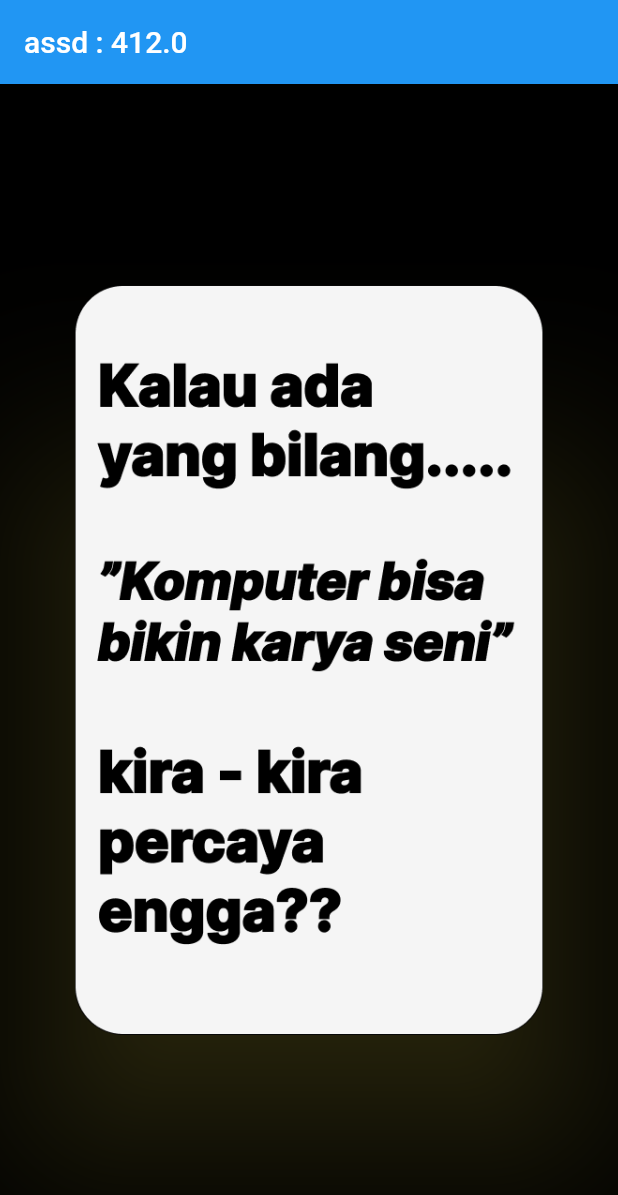
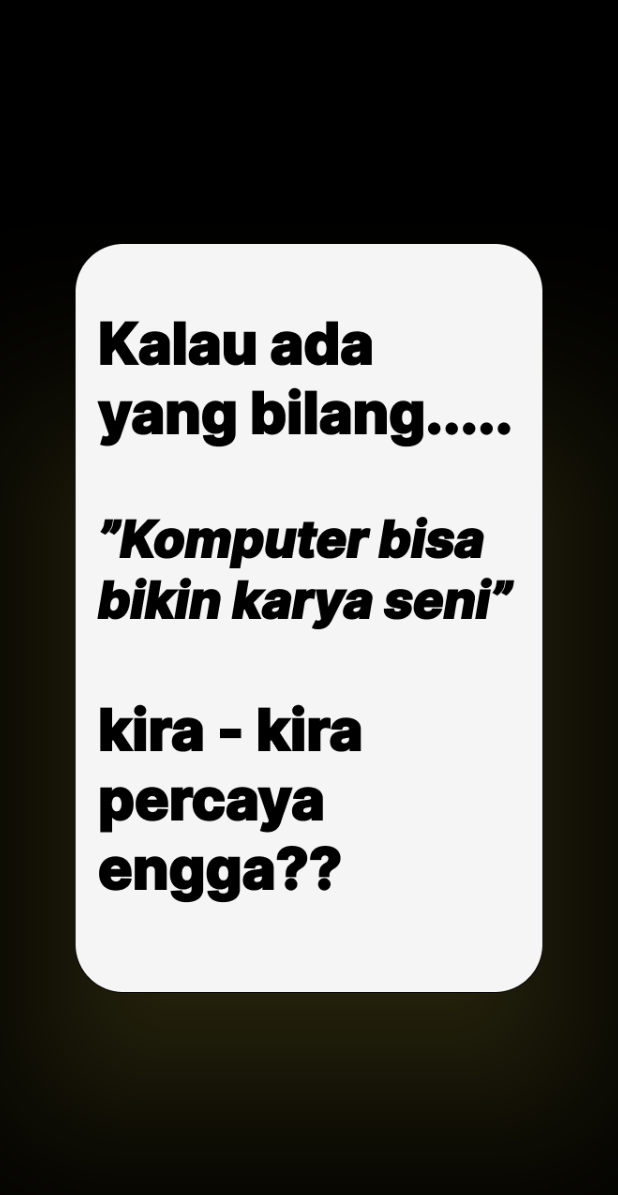
Before and after one commit to Nuur-R/flutter_art_app, a Flutter app: the screen it shows after launch, on a phone screen of 412 x 824 dp. Shown: the top 1195 px of the screen. Run offline on Flutter 3.47's test engine with Material 2 defaults, Android fonts, the phone set to English and light mode, and no system bars; missing offline and left inert: clickable_list_wheel_view.

Commit message:
Website Bug Fix

```diff
--- a/lib/screen/detail/detail-digital-art.dart
+++ b/lib/screen/detail/detail-digital-art.dart
@@ -54,7 +54,6 @@ class _GridDetailState extends State<GridDetail> {
             crossAxisCount: widget.gridCount,
             mainAxisSpacing: 20,
             crossAxisSpacing: 20,
-            // childAspectRatio: 10.5,
             padding: const EdgeInsets.all(8.0),
             children: widget.digitalArt.imagePaths.map((String path) {
               return Image.asset(path);
--- a/lib/screen/detail/detail-hand-art.dart
+++ b/lib/screen/detail/detail-hand-art.dart
@@ -54,7 +54,6 @@ class _GridDetailState extends State<GridDetail> {
             crossAxisCount: widget.gridCount,
             mainAxisSpacing: 20,
             crossAxisSpacing: 20,
-            // childAspectRatio: 1.5,
             padding: const EdgeInsets.all(8.0),
             children: widget.handArt.imagePaths.map((String path) {
               return Image.asset(path);
--- a/lib/screen/detail/detail-photo-art.dart
+++ b/lib/screen/detail/detail-photo-art.dart
@@ -10,9 +10,7 @@ class DetailMobile extends StatelessWidget {
   @override
   Widget build(BuildContext context) {
     return Scaffold(
-      body: Padding(
-        padding: const EdgeInsets.all(8.0),
-        child: LayoutBuilder(
+      body: LayoutBuilder(
         builder: (BuildContext context, BoxConstraints constraints) {
           if (constraints.maxWidth <= 600) {
             return GridDetail(
@@ -31,7 +29,6 @@ class DetailMobile extends StatelessWidget {
             );
           }
         },
-        ),
       ),
     );
   }
@@ -57,7 +54,6 @@ class _GridDetailState extends State<GridDetail> {
             crossAxisCount: widget.gridCount,
             mainAxisSpacing: 20,
             crossAxisSpacing: 20,
-            // childAspectRatio: 1,
             padding: const EdgeInsets.all(8.0),
             children: widget.photoArt.imagePaths.map((String path) {
               return Image.asset(path);
--- a/lib/screen/welcome-screen.dart
+++ b/lib/screen/welcome-screen.dart
@@ -7,9 +7,6 @@ class welcomeScreen extends StatelessWidget {
   @override
   Widget build(BuildContext context) {
     return Scaffold(
-      appBar: AppBar(
-        title: Text('assd : ${MediaQuery.of(context).size.width}'),
-      ),
       body: LayoutBuilder(
         builder: (BuildContext context, BoxConstraints constraints) {
           if (constraints.maxWidth <= 600) {
```
Lines whose indentation alone changed are shown as unchanged.
